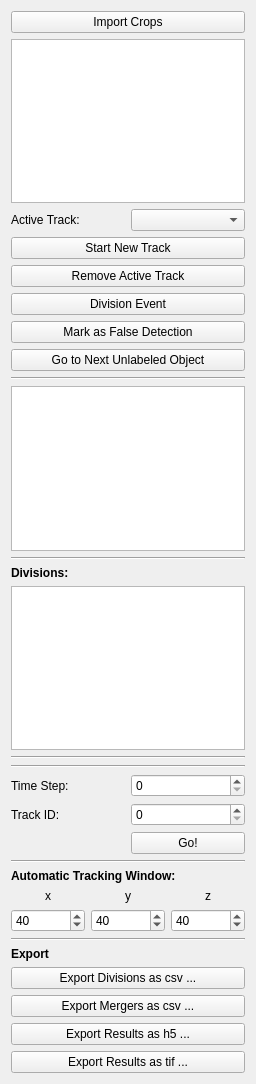
This is ilastik/applets/tracking/structured/drawer.ui in ilastik/ilastik as Qt 5 draws it before an edit. The edited form follows.
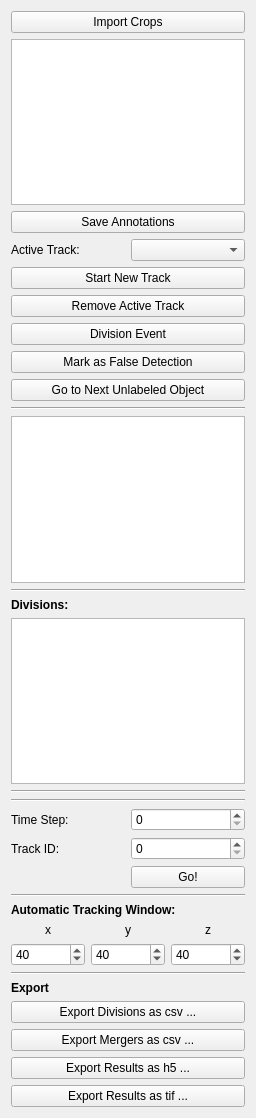
This is the edited form. Custom widgets are drawn as their Qt base class.

Commit message: Repaint of TrackImage works before and after onCropImport (erasing object labels) and for adding a new track etc. (adding an object label.

Patch:
```diff
--- a/ilastik/applets/tracking/structured/drawer.ui
+++ b/ilastik/applets/tracking/structured/drawer.ui
@@ -7,7 +7,7 @@
     <x>0</x>
     <y>0</y>
     <width>256</width>
-    <height>1084</height>
+    <height>1118</height>
    </rect>
   </property>
   <property name="sizePolicy">
@@ -50,6 +50,20 @@
     <widget class="CropListView" name="cropListView"/>
    </item>
    <item row="2" column="0">
+    <layout class="QVBoxLayout" name="verticalLayout_9">
+     <item>
+      <widget class="QPushButton" name="saveAnnotations">
+       <property name="enabled">
+        <bool>true</bool>
+       </property>
+       <property name="text">
+        <string>Save Annotations</string>
+       </property>
+      </widget>
+     </item>
+    </layout>
+   </item>
+   <item row="3" column="0">
     <layout class="QVBoxLayout" name="verticalLayout">
      <item>
       <layout class="QGridLayout" name="gridLayout_2">
@@ -127,14 +141,14 @@
      </item>
     </layout>
    </item>
-   <item row="3" column="0">
-    <widget class="Line" name="line_2">
-     <property name="orientation">
-      <enum>Qt::Horizontal</enum>
-     </property>
-    </widget>
-   </item>
    <item row="4" column="0">
+    <widget class="Line" name="line_2">
+     <property name="orientation">
+      <enum>Qt::Horizontal</enum>
+     </property>
+    </widget>
+   </item>
+   <item row="5" column="0">
     <widget class="QTextBrowser" name="logOutput">
      <property name="enabled">
       <bool>true</bool>
@@ -149,14 +163,14 @@
      </property>
     </widget>
    </item>
-   <item row="5" column="0">
-    <widget class="Line" name="line">
-     <property name="orientation">
-      <enum>Qt::Horizontal</enum>
-     </property>
-    </widget>
-   </item>
    <item row="6" column="0">
+    <widget class="Line" name="line">
+     <property name="orientation">
+      <enum>Qt::Horizontal</enum>
+     </property>
+    </widget>
+   </item>
+   <item row="7" column="0">
     <widget class="QLabel" name="label_2">
      <property name="font">
       <font>
@@ -169,24 +183,24 @@
      </property>
     </widget>
    </item>
-   <item row="7" column="0">
-    <widget class="QListWidget" name="divisionsList"/>
-   </item>
    <item row="8" column="0">
-    <widget class="Line" name="line_3">
-     <property name="orientation">
-      <enum>Qt::Horizontal</enum>
-     </property>
-    </widget>
+    <widget class="QListWidget" name="divisionsList"/>
    </item>
    <item row="9" column="0">
-    <widget class="Line" name="line_5">
+    <widget class="Line" name="line_3">
      <property name="orientation">
       <enum>Qt::Horizontal</enum>
      </property>
     </widget>
    </item>
    <item row="10" column="0">
+    <widget class="Line" name="line_5">
+     <property name="orientation">
+      <enum>Qt::Horizontal</enum>
+     </property>
+    </widget>
+   </item>
+   <item row="11" column="0">
     <layout class="QGridLayout" name="gridLayout_4">
      <item row="0" column="0">
       <widget class="QLabel" name="label_3">
@@ -225,14 +239,14 @@
      </item>
     </layout>
    </item>
-   <item row="11" column="0">
-    <widget class="Line" name="line_6">
-     <property name="orientation">
-      <enum>Qt::Horizontal</enum>
-     </property>
-    </widget>
-   </item>
    <item row="12" column="0">
+    <widget class="Line" name="line_6">
+     <property name="orientation">
+      <enum>Qt::Horizontal</enum>
+     </property>
+    </widget>
+   </item>
+   <item row="13" column="0">
     <layout class="QVBoxLayout" name="verticalLayout_2">
      <item>
       <widget class="QLabel" name="label_5">
@@ -317,14 +331,14 @@
      </item>
     </layout>
    </item>
-   <item row="13" column="0">
-    <widget class="Line" name="line_4">
-     <property name="orientation">
-      <enum>Qt::Horizontal</enum>
-     </property>
-    </widget>
-   </item>
    <item row="14" column="0">
+    <widget class="Line" name="line_4">
+     <property name="orientation">
+      <enum>Qt::Horizontal</enum>
+     </property>
+    </widget>
+   </item>
+   <item row="15" column="0">
     <layout class="QVBoxLayout" name="verticalLayout_7">
      <item>
       <widget class="QLabel" name="label_22">
```
The commit also changes 2 other files.
